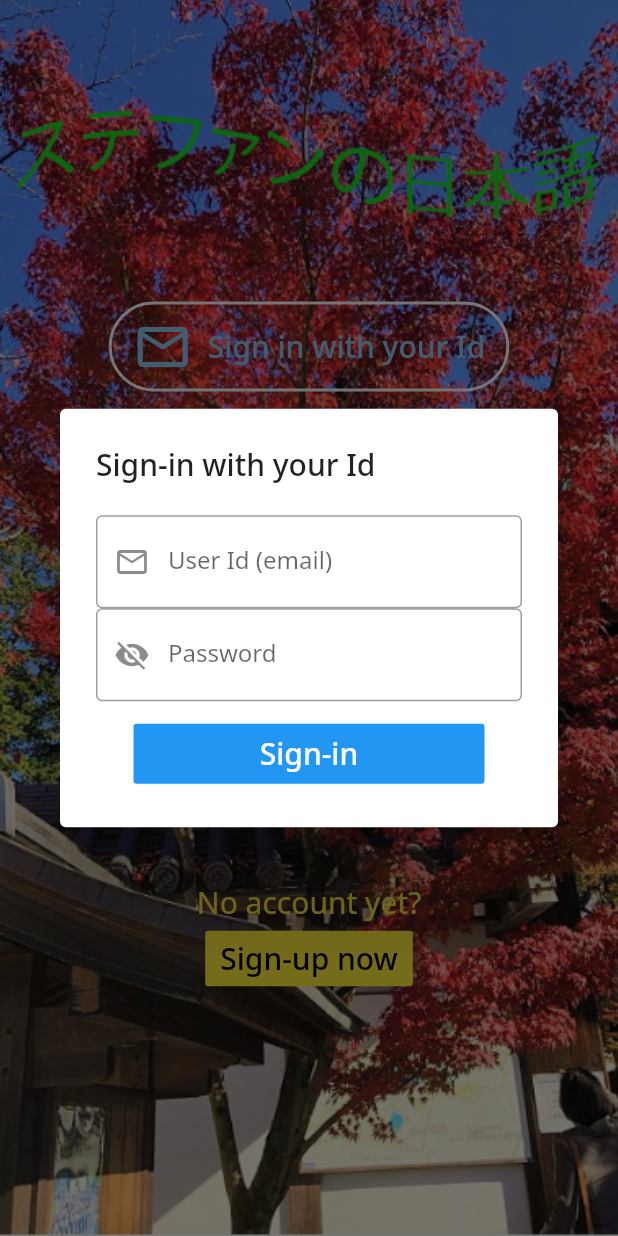
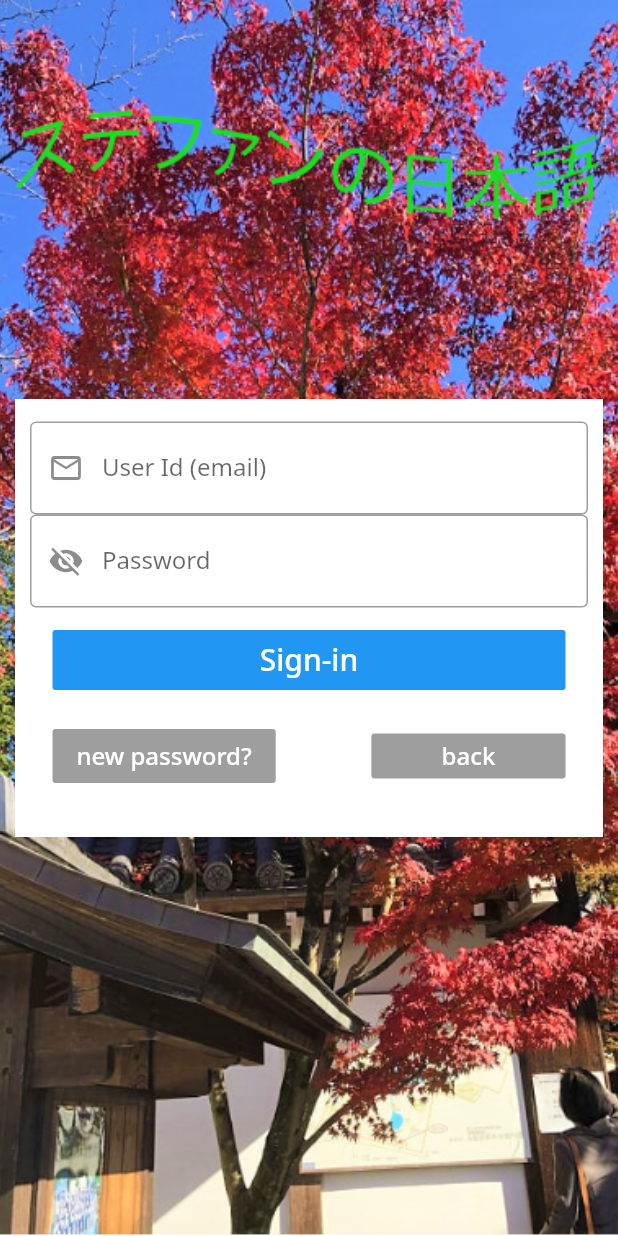
Before and after one commit to stefan-iseli/JapaneseApp, a Flutter app: the screen it shows after launch, after a tap on "Sign in with your Id", on a phone screen of 412 x 824 dp. Run offline on Flutter 3.47's test engine with Material 2 defaults, Android fonts, the phone set to English and light mode, and no system bars; our stand-ins replace cloud_firestore, firebase_auth, firebase_core, flip_card, flutter_tts, google_fonts and 1 more; accounts and stored records are empty.

Commit message:
version 0.93

```diff
--- a/lib/get_user_credentials.dart
+++ /dev/null
@@ -1,122 +0,0 @@
-import 'package:flutter/material.dart';
-import 'package:japaneseapp/sign_in_firebase.dart';
-import 'package:japaneseapp/kanji.dart';
-
-class UserCredentials {
-  UserCredentials();
-
-  Future<String> getUserCredentials(BuildContext context) {
-    final _formKey = GlobalKey<FormState>(); //key for input ID/PW
-    bool _pwVisibility = false;
-    String _inputUser;
-    String _inputPW;
-
-    return showDialog(
-      context: context,
-      barrierDismissible: false,
-      useSafeArea: true,
-      useRootNavigator: false,
-      builder: (BuildContext context) {
-        return AlertDialog(
-          title: Text('Sign-in with your Id'),
-          content: SingleChildScrollView(
-            child: ListBody(
-              children: <Widget>[
-                Form(
-                  key: _formKey,
-                  child: Column(
-                    children: <Widget>[
-                      new TextFormField(
-                        textCapitalization: TextCapitalization.none,
-                        decoration: InputDecoration(
-                          prefixIcon: Icon(Icons.email_outlined),
-                          labelText: 'User Id (email)',
-                          border: OutlineInputBorder(
-                              borderRadius:
-                                  const BorderRadius.all(Radius.circular(4.0)),
-                              gapPadding: 4.0),
-                        ),
-                        validator: (String value) {
-                          if (value.isEmpty) {
-                            return ('please enter your user id');
-                          } else {
-                            _inputUser = value.toLowerCase().trim();
-                            return null;
-                          }
-                        },
-                      ),
-                      new TextFormField(
-                        obscureText: (_pwVisibility) ? false : true,
-                        obscuringCharacter: '*',
-                        decoration: InputDecoration(
-                          prefixIcon: IconButton(
-                            icon: (_pwVisibility)
-                                ? Icon(Icons.visibility)
-                                : Icon(Icons.visibility_off),
-                            onPressed: () => {
-                              (_pwVisibility)
-                                  ? _pwVisibility = false
-                                  : _pwVisibility = true,
-                            },
-                          ),
-                          labelText: 'Password',
-                          border: OutlineInputBorder(
-                              borderRadius:
-                                  const BorderRadius.all(Radius.circular(4.0)),
-                              gapPadding: 4.0),
-                        ),
-                        validator: (String value) {
-                          if (value.isEmpty) {
-                            return ('please enter your password');
-                          } else {
-                            _inputPW = value.trim();
-                            return null;
-                          }
-                        },
-                      ),
-                      new Container(
-                        alignment: Alignment.centerLeft,
-                        padding: EdgeInsets.fromLTRB(5.0, 0.0, 5.0, 0.0),
-                        margin: EdgeInsets.fromLTRB(20.0, 15.0, 20.0, 5.0),
-                        child: SizedBox(
-                          height: 40,
-                          width: 350,
-                          child: FlatButton(
-                              child: const Text('Sign-in',
-                                  style: TextStyle(fontSize: 20)),
-                              color: Colors.blue,
-                              highlightColor: Colors.deepPurple,
-                              textColor: Colors.white,
-                              onPressed: () {
-                                if (_formKey.currentState.validate()) {
-                                  Future<String> _currentUser = signInService
-                                      .signInWithEmail(_inputUser, _inputPW);
-                                  if (_currentUser != null) {
-                                    Navigator.pushReplacement(
-                                      context,
-                                      MaterialPageRoute(
-                                        builder: (context) => Kanji(),
-                                      ),
-                                    );
-                                  } else {
-                                    print(
-                                        'getUserCredentials: sign in returned null');
-                                    return null;
-                                  }
-                                }
-                              }),
-                        ),
-                      ),
-                    ],
-                  ),
-                ),
-              ],
-            ),
-          ),
-        );
-      },
-    );
-  }
-}
-
-final UserCredentials userCredentials = UserCredentials();
--- a/lib/login_page.dart
+++ b/lib/login_page.dart
@@ -2,8 +2,9 @@
 import 'package:flutter/material.dart';
 
 // own flutter code files to be inclueded
-import 'package:japaneseapp/sign_in_firebase.dart';
-import 'package:japaneseapp/get_user_credentials.dart';
+import 'package:japaneseapp/sign_in.dart';
+import 'package:japaneseapp/user_credentials.dart';
+import 'package:japaneseapp/global.dart' as global;
 
 class LoginPage extends StatefulWidget {
   @override
@@ -42,18 +43,15 @@ class _LoginPageState extends State<LoginPage> {
       child: OutlineButton(
         splashColor: Colors.grey,
         onPressed: () {
-          userCredentials.getUserCredentials(context).then(
-            (result) {
-              if (result != null) {
-                //return FirstScreen();
-                print('Sign in was successful');
-                return Column(
-                  children: [new Text('Sign in was successful')],
-                );
-              } else {
-                print('_emailSignInButton: null return');
-              }
-            },
+          setState(() {
+            global.myLoginMethod = 'Email';
+          });
+          print('_emailSignInButton: Pushing UserCredentials');
+          Navigator.push(
+            context,
+            MaterialPageRoute(
+              builder: (context) => UserCredentials(),
+            ),
           );
         },
         shape: RoundedRectangleBorder(borderRadius: BorderRadius.circular(40)),
--- a/lib/main.dart
+++ b/lib/main.dart
@@ -48,6 +48,16 @@ class _MyAppState extends State<MyApp> {
         visualDensity: VisualDensity.adaptivePlatformDensity,
       ),
       home: Scaffold(
+        appBar: AppBar(
+          title: new Text(
+            "ステファンの日本語",
+            style: TextStyle(
+              fontSize: 20,
+              color: Colors.white,
+            ),
+          ),
+          centerTitle: true,
+        ),
         body: FutureBuilder(
           future: _initialization,
           builder: (context, snapshot) {
@@ -56,7 +66,7 @@ class _MyAppState extends State<MyApp> {
                 mainAxisAlignment: MainAxisAlignment.center,
                 mainAxisSize: MainAxisSize.max,
                 children: <Widget>[
-                  new Text('Firestore initialization error'),
+                  new Text('Error: Could not initiate database Firestore'),
                   new Text('please try again later'),
                 ],
               );
@@ -68,10 +78,11 @@ class _MyAppState extends State<MyApp> {
                 mainAxisAlignment: MainAxisAlignment.center,
                 mainAxisSize: MainAxisSize.max,
                 children: <Widget>[
-                  new Text('connecting to Firestore'),
+                  new Text('Please have some patience'),
+                  new Text('connecting to database Firestore ...'),
                   new CircularProgressIndicator(
                     backgroundColor: Colors.green,
-                  )
+                  ),
                 ],
               );
             }
--- /dev/null
+++ b/lib/user_credentials.dart
@@ -0,0 +1,209 @@
+// import standard packages for flutter (pub.dev)
+import 'package:flutter/material.dart';
+import 'package:flutter/rendering.dart';
+import 'package:japaneseapp/sign_in.dart';
+
+// include own flutter code files
+import 'package:japaneseapp/global.dart' as global;
+import 'package:japaneseapp/kanji.dart';
+
+class UserCredentials extends StatefulWidget {
+  UserCredentials();
+  @override
+  _UserCredentials createState() => new _UserCredentials();
+}
+
+class _UserCredentials extends State<UserCredentials> {
+  final _formKey = GlobalKey<FormState>(); //key for input ID/PW
+  String _inputUser;
+  String _inputPW;
+
+  @override
+  Widget build(BuildContext context) {
+    return Scaffold(
+      body: Container(
+        decoration: BoxDecoration(
+          image: DecorationImage(
+            image: AssetImage('assets/JapaneseBackground.PNG'),
+            fit: BoxFit.cover,
+          ),
+        ),
+        child: Center(
+          child: Column(
+            mainAxisSize: MainAxisSize.max,
+            mainAxisAlignment: MainAxisAlignment.center,
+            children: <Widget>[
+              Container(
+                margin: EdgeInsets.all(10.0),
+                padding: EdgeInsets.fromLTRB(10.0, 15.0, 10.0, 15.0),
+                decoration: BoxDecoration(
+                  color: Colors.white,
+                ),
+                child: Form(
+                  key: _formKey,
+                  child: Column(
+                    mainAxisSize: MainAxisSize.max,
+                    mainAxisAlignment: MainAxisAlignment.center,
+                    children: <Widget>[
+                      new TextFormField(
+                        textCapitalization: TextCapitalization.none,
+                        decoration: InputDecoration(
+                          prefixIcon: Icon(Icons.email_outlined),
+                          labelText: 'User Id (email)',
+                          border: OutlineInputBorder(
+                              borderRadius:
+                                  const BorderRadius.all(Radius.circular(4.0)),
+                              gapPadding: 4.0),
+                        ),
+                        validator: (String value) {
+                          if (value.isEmpty) {
+                            return ('please enter your user id');
+                          } else {
+                            setState(() {
+                              _inputUser = value.toLowerCase().trim();
+                            });
+                            return null;
+                          }
+                        },
+                      ),
+                      new TextFormField(
+                        obscureText: (global.myVisibility) ? false : true,
+                        obscuringCharacter: '*',
+                        decoration: InputDecoration(
+                          prefixIcon: IconButton(
+                            icon: (global.myVisibility)
+                                ? Icon(Icons.visibility)
+                                : Icon(Icons.visibility_off),
+                            onPressed: () => {
+                              setState(
+                                () {
+                                  (global.myVisibility)
+                                      ? global.myVisibility = false
+                                      : global.myVisibility = true;
+                                },
+                              ),
+                            },
+                          ),
+                          labelText: 'Password',
+                          border: OutlineInputBorder(
+                              borderRadius:
+                                  const BorderRadius.all(Radius.circular(4.0)),
+                              gapPadding: 4.0),
+                        ),
+                        validator: (String value) {
+                          if (value.isEmpty) {
+                            return ('please enter your password');
+                          } else {
+                            _inputPW = value.trim();
+                            return null;
+                          }
+                        },
+                      ),
+                      new Container(
+                        alignment: Alignment.centerLeft,
+                        padding: EdgeInsets.fromLTRB(5.0, 0.0, 5.0, 0.0),
+                        margin: EdgeInsets.fromLTRB(10.0, 15.0, 10.0, 5.0),
+                        child: SizedBox(
+                          height: 40,
+                          width: 350,
+                          child: FlatButton(
+                            child: const Text('Sign-in',
+                                style: TextStyle(fontSize: 20)),
+                            color: Colors.blue,
+                            highlightColor: Colors.deepPurple,
+                            textColor: Colors.white,
+                            onPressed: () {
+                              if (_formKey.currentState.validate()) {
+                                print(
+                                    'userCredential: calling signInWithEmail');
+                                signInService.signInWithEmail(
+                                    _inputUser, _inputPW);
+                                if (global.myUser != null) {
+                                  print('global.user ' + global.myUser.email);
+                                  print(global.myUser.toString());
+                                  print('login user $_inputUser');
+                                  if (global.myUser.email == _inputUser) {
+                                    Navigator.pushReplacement(
+                                      context,
+                                      MaterialPageRoute(
+                                        builder: (context) => Kanji(),
+                                      ),
+                                    );
+                                  } else {
+                                    print(
+                                        'global.user is not equal to login user');
+                                    return ('Error: User-Id or PW incorrect');
+                                  }
+                                } else {
+                                  print(
+                                      'getUserCredentials: sign in returned null');
+                                  return ('Error: User-Id or PW incorrect');
+                                }
+                              }
+                            },
+                          ),
+                        ),
+                      ),
+                      new Row(
+                        mainAxisSize: MainAxisSize.max,
+                        mainAxisAlignment: MainAxisAlignment.spaceEvenly,
+                        children: <Widget>[
+                          Expanded(
+                            flex: 4,
+                            child: Container(
+                              alignment: Alignment.centerLeft,
+                              padding: EdgeInsets.fromLTRB(5.0, 0.0, 5.0, 0.0),
+                              margin:
+                                  EdgeInsets.fromLTRB(10.0, 15.0, 10.0, 15.0),
+                              child: SizedBox(
+                                child: FlatButton(
+                                  child: const Text('new password?',
+                                      style: TextStyle(fontSize: 16)),
+                                  color: Colors.grey,
+                                  highlightColor: Colors.deepPurple,
+                                  textColor: Colors.white,
+                                  onPressed: () {
+                                    print('userCredentials: new PW requested');
+                                  },
+                                ),
+                              ),
+                            ),
+                          ),
+                          Expanded(
+                            flex: 3,
+                            child: Container(
+                              alignment: Alignment.centerLeft,
+                              padding: EdgeInsets.fromLTRB(5.0, 0.0, 5.0, 0.0),
+                              margin:
+                                  EdgeInsets.fromLTRB(10.0, 15.0, 10.0, 15.0),
+                              child: SizedBox(
+                                height: 30,
+                                width: 150,
+                                child: FlatButton(
+                                  child: const Text('back',
+                                      style: TextStyle(fontSize: 16)),
+                                  color: Colors.grey,
+                                  highlightColor: Colors.deepPurple,
+                                  textColor: Colors.white,
+                                  onPressed: () {
+                                    print(
+                                        'userCredentials: back to sign in pressed');
+                                    Navigator.pop(context);
+                                  },
+                                ),
+                              ),
+                            ),
+                          ),
+                        ],
+                      ),
+                    ],
+                  ),
+                ),
+              ),
+            ],
+          ),
+        ),
+      ),
+    );
+  }
+}
```
Also changed, not shown: lib/global.dart (added, +14 -0 lines), lib/sign_in.dart (renamed from lib/sign_in_firebase.dart, +9 -10 lines).
